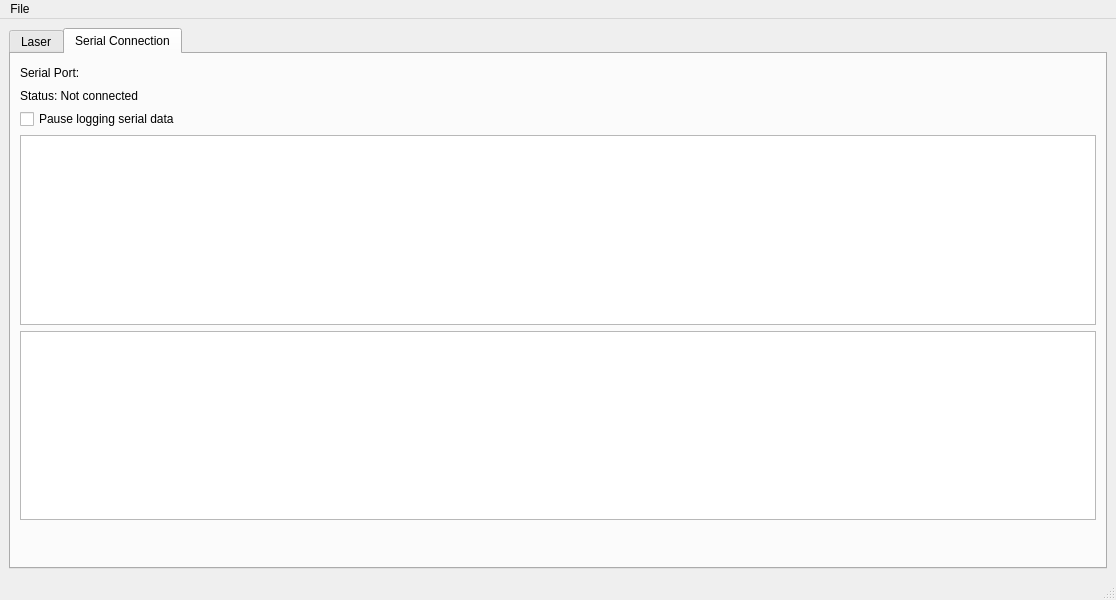
First picture: the form in gui.ui, repository zoran-grujic/CTL200-Controller, before the edit.
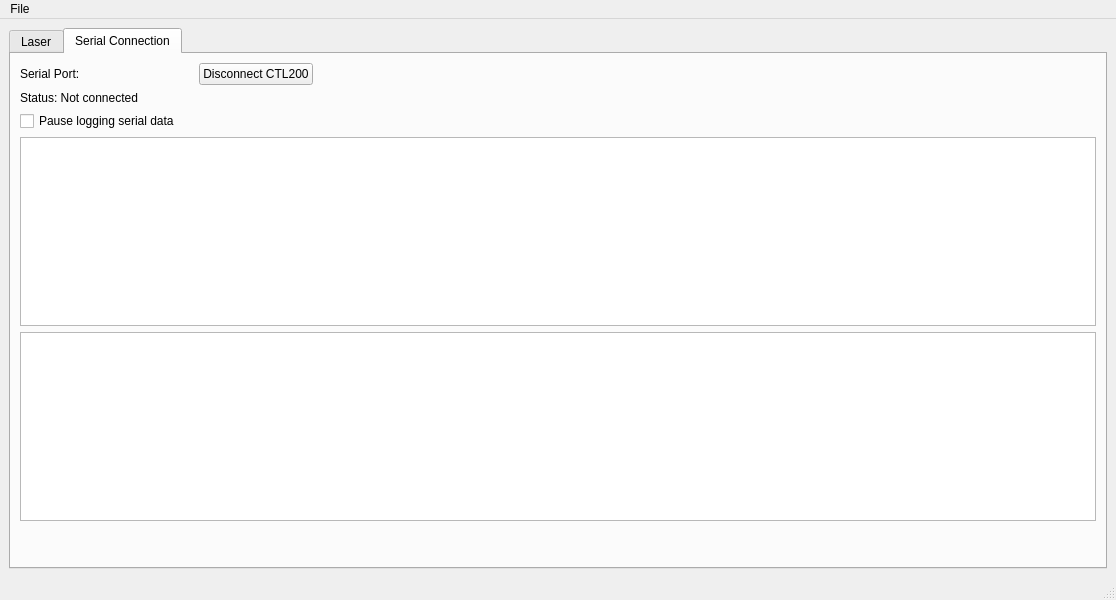
Second picture: the form after the edit. The open tabs and pages were chosen to show the change.

What changed in the file:
```diff
--- a/gui.ui
+++ b/gui.ui
@@ -18,7 +18,7 @@
     <item>
      <widget class="QTabWidget" name="tabWidget">
       <property name="currentIndex">
-       <number>0</number>
+       <number>1</number>
       </property>
       <widget class="QWidget" name="tabLaserControll">
        <attribute name="title">
@@ -209,17 +209,10 @@
        <layout class="QVBoxLayout" name="verticalLayout_2">
         <item>
          <layout class="QGridLayout" name="gridLayout">
-          <item row="1" column="1">
-           <widget class="QLabel" name="label_Status">
-            <property name="text">
-             <string> </string>
-            </property>
-           </widget>
-          </item>
           <item row="0" column="1">
            <widget class="QLabel" name="label_SerialPort">
             <property name="text">
-             <string> </string>
+             <string/>
             </property>
            </widget>
           </item>
@@ -230,13 +223,26 @@
             </property>
            </widget>
           </item>
-          <item row="0" column="0">
-           <widget class="QLabel" name="label_1">
+          <item row="1" column="1">
+           <widget class="QLabel" name="label_Status">
             <property name="text">
-             <string>Serial Port:</string>
+             <string/>
             </property>
            </widget>
           </item>
+          <item row="0" column="3">
+           <spacer name="horizontalSpacer">
+            <property name="orientation">
+             <enum>Qt::Horizontal</enum>
+            </property>
+            <property name="sizeHint" stdset="0">
+             <size>
+              <width>40</width>
+              <height>20</height>
+             </size>
+            </property>
+           </spacer>
+          </item>
           <item row="2" column="0">
            <widget class="QCheckBox" name="checkBox_pauseLogging">
             <property name="palette">
@@ -281,18 +287,19 @@
             </property>
            </widget>
           </item>
+          <item row="0" column="0">
+           <widget class="QLabel" name="label_1">
+            <property name="text">
+             <string>Serial Port:</string>
+            </property>
+           </widget>
+          </item>
           <item row="0" column="2">
-           <spacer name="horizontalSpacer">
-            <property name="orientation">
-             <enum>Qt::Horizontal</enum>
+           <widget class="QPushButton" name="pushButton_connectDisconnect">
+            <property name="text">
+             <string>Disconnect CTL200</string>
             </property>
-            <property name="sizeHint" stdset="0">
-             <size>
-              <width>40</width>
-              <height>20</height>
-             </size>
-            </property>
-           </spacer>
+           </widget>
           </item>
          </layout>
         </item>
```
